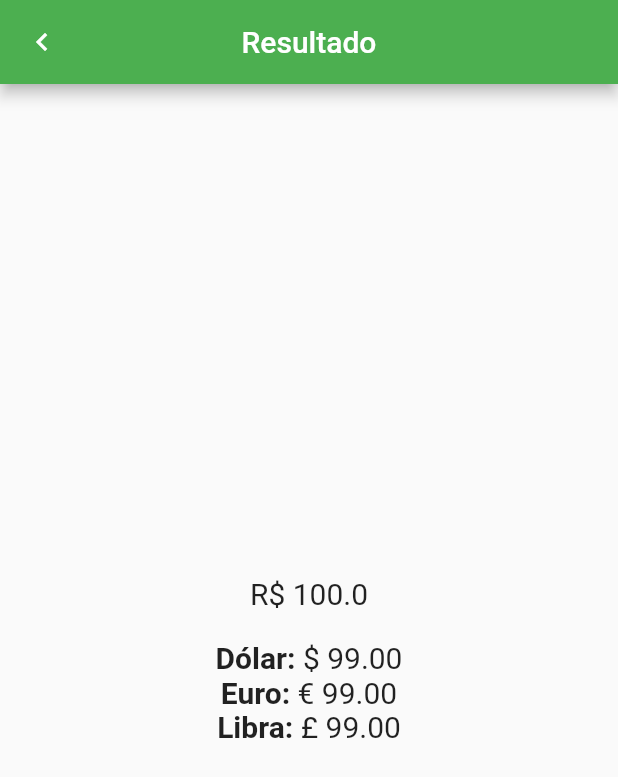
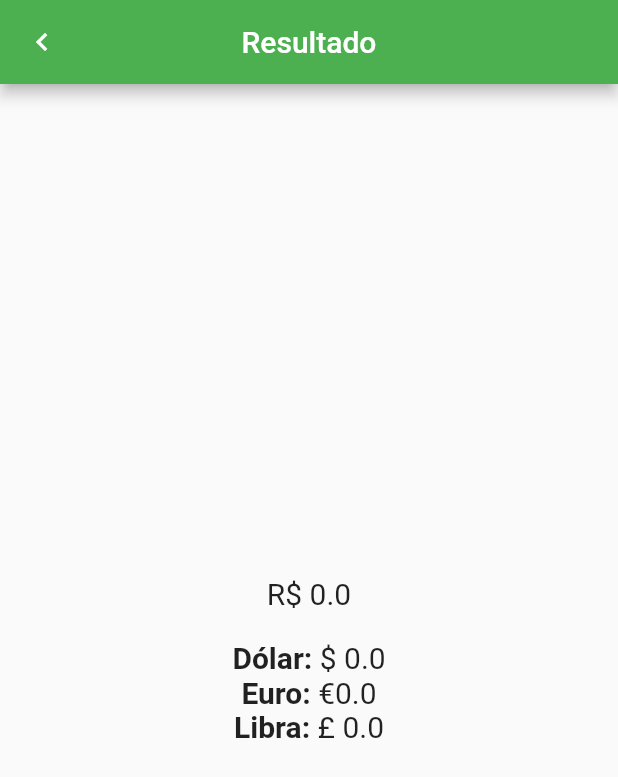
Before and after one commit to miguelarquejada/flutter-faculdade, a Flutter app: the screen it shows after launch, after a tap on "Converter", on a phone screen of 412 x 824 dp. Shown: the top 777 px of the screen. Run offline on Flutter 3.47's test engine with Material 2 defaults, Android fonts, the phone set to English and light mode, and no system bars; our stand-ins replace flutter_masked_text.

Commit message:
cotacao de moeda - passando dado entre telas

```diff
--- a/cotacao_moeda/lib/main.dart
+++ b/cotacao_moeda/lib/main.dart
@@ -10,9 +10,9 @@ void main() {
 }
 
 class Result extends StatelessWidget {
-  final double resultado;
+  final double valorReais;
 
-  Result(this.resultado);
+  Result(this.valorReais);
 
   @override
   Widget build(BuildContext context) {
@@ -38,7 +38,7 @@ class Result extends StatelessWidget {
             Text.rich(
               TextSpan(
                 children: <TextSpan>[
-                  TextSpan(text: 'R\$ ${resultado}', style: TextStyle(fontSize: 20)),
+                  TextSpan(text: 'R\$ ${valorReais}', style: TextStyle(fontSize: 20)),
                 ],
               ),
             ),
@@ -49,7 +49,7 @@ class Result extends StatelessWidget {
               TextSpan(
                 children: <TextSpan>[
                   TextSpan(text: 'Dólar: ', style: TextStyle(fontWeight: FontWeight.bold, fontSize: 20)),
-                  TextSpan(text: '\$ 99.00', style: TextStyle(fontSize: 20)),
+                  TextSpan(text: '\$ ${valorReais*5.78}', style: TextStyle(fontSize: 20)),
                 ],
               ),
             ),
@@ -57,7 +57,7 @@ class Result extends StatelessWidget {
               TextSpan(
                 children: <TextSpan>[
                   TextSpan(text: 'Euro: ', style: TextStyle(fontWeight: FontWeight.bold, fontSize: 20)),
-                  TextSpan(text: '\€ 99.00', style: TextStyle(fontSize: 20)),
+                  TextSpan(text: '\€${valorReais*6.80}', style: TextStyle(fontSize: 20)),
                 ],
               ),
             ),
@@ -65,7 +65,7 @@ class Result extends StatelessWidget {
               TextSpan(
                 children: <TextSpan>[
                   TextSpan(text: 'Libra: ', style: TextStyle(fontWeight: FontWeight.bold, fontSize: 20)),
-                  TextSpan(text: '\£ 99.00', style: TextStyle(fontSize: 20)),
+                  TextSpan(text: '\£ ${valorReais*7.95}', style: TextStyle(fontSize: 20)),
                 ]
               )
             )
@@ -109,8 +109,9 @@ class Home extends StatelessWidget {
             SizedBox(height: 10),
             ElevatedButton(
               child: Text("Converter"),
+              style: ElevatedButton.styleFrom(primary: Colors.green),
               onPressed: () {
-                Navigator.push(context, MaterialPageRoute(builder: (context) => Result(100.0)));
+                Navigator.push(context, MaterialPageRoute(builder: (context) => Result(controller.numberValue)));
               }
             )
         ])
```
